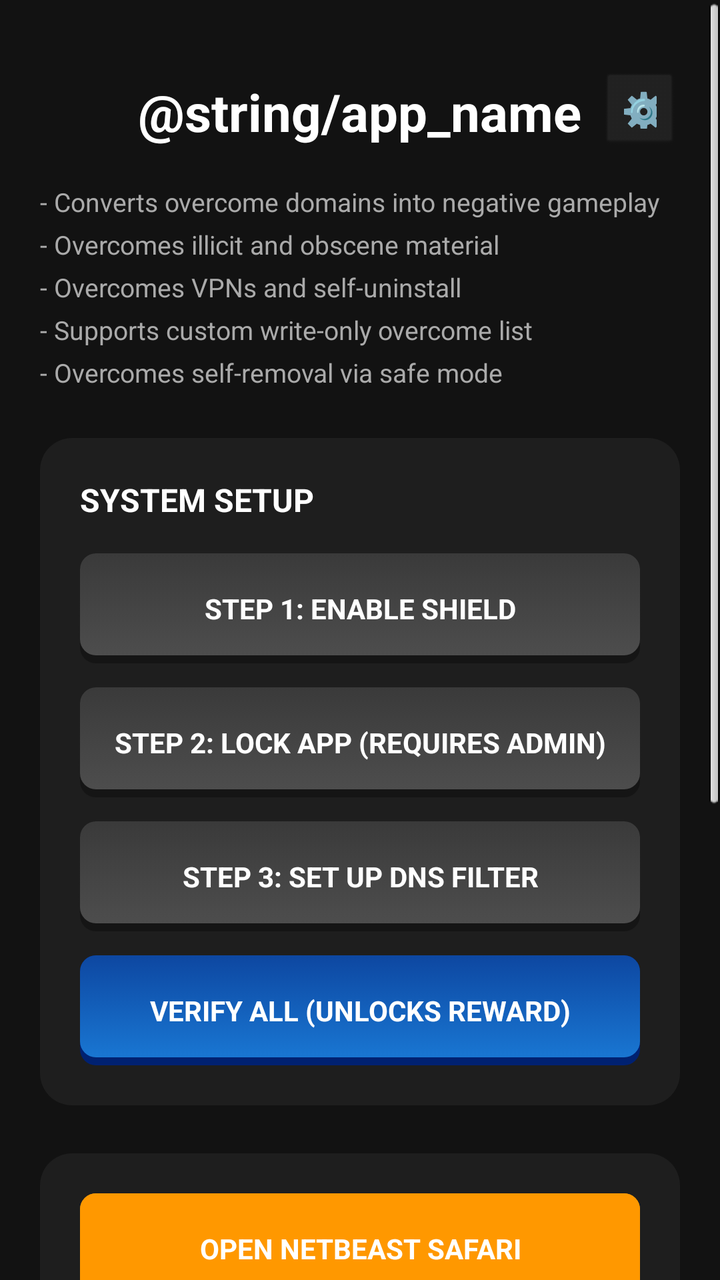
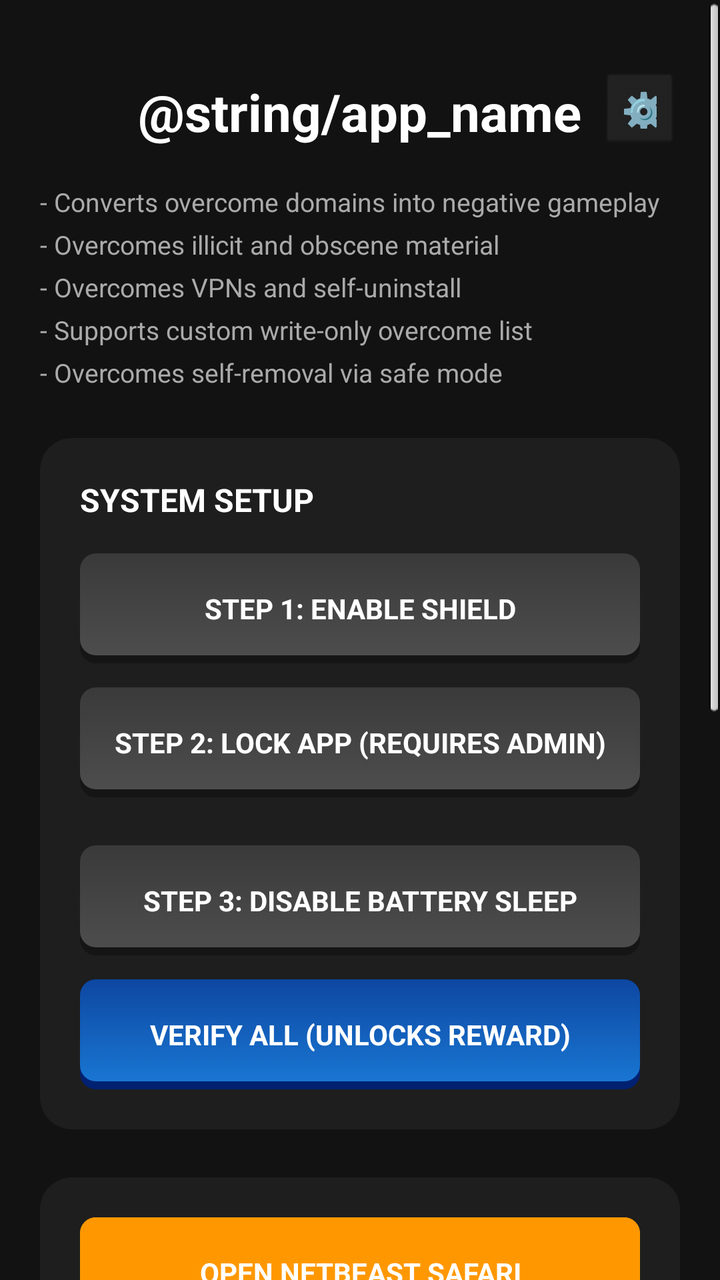

An Android layout rendered at two revisions. The XML below is the earlier revision; the diff shows what the commit changed to produce the second picture.
<!-- AndroidManifest.xml: application theme android:Theme.NoTitleBar -->
<!-- res/layout/activity_main.xml -->
<?xml version="1.0" encoding="utf-8"?>
<ScrollView xmlns:android="http://schemas.android.com/apk/res/android"
    android:layout_width="match_parent" android:layout_height="match_parent"
    android:background="#121212">
    <LinearLayout android:orientation="vertical" android:padding="20dp" android:gravity="center_horizontal"
        android:layout_width="match_parent" android:layout_height="wrap_content">

        
        <RelativeLayout android:layout_width="match_parent" android:layout_height="wrap_content" android:layout_marginTop="16dp" android:layout_marginBottom="16dp">
            <TextView android:layout_width="wrap_content" android:layout_height="wrap_content" android:text="@string/app_name" android:textColor="#FFFFFF" android:textSize="26sp" android:textStyle="bold" android:layout_centerInParent="true"/>
            <Button android:id="@+id/btnSettings" android:layout_width="40dp" android:layout_height="40dp" android:text="⚙️" android:textSize="18sp" android:backgroundTint="#222" android:textColor="#FFF" android:layout_alignParentEnd="true" android:layout_centerVertical="true"/>
        </RelativeLayout>

        
        <TextView android:layout_width="match_parent" android:layout_height="wrap_content"
            android:text="- Converts overcome domains into negative gameplay\n- Overcomes illicit and obscene material\n- Overcomes VPNs and self-uninstall\n- Supports custom write-only overcome list\n- Overcomes self-removal via safe mode"
            android:textColor="#AAAAAA" android:textSize="13sp" android:layout_marginBottom="24dp" android:lineSpacingExtra="6dp"/>

        
        <include layout="@layout/card_onboarding"/>

        
        <LinearLayout style="@style/AppCard">
            <Button android:id="@+id/btnGame" style="@style/AppButton.Accent" android:backgroundTint="#FF9800" android:text="OPEN NETBEAST SAFARI" android:layout_marginBottom="0dp"/>
        </LinearLayout>

        <include layout="@layout/card_overcome"/>
        <include layout="@layout/card_debug"/>

    </LinearLayout>
</ScrollView>
<!-- res/layout/card_onboarding.xml (included above) -->
<?xml version="1.0" encoding="utf-8"?>
<LinearLayout xmlns:android="http://schemas.android.com/apk/res/android"
    android:id="@+id/llOnboarding" style="@style/AppCard">
    <TextView android:layout_width="wrap_content" android:layout_height="wrap_content" style="@style/TextHeader" android:text="SYSTEM SETUP"/>
    <Button android:id="@+id/btnStep1" style="@style/AppButton.Standard" android:text="STEP 1: ENABLE SHIELD"/>
    <Button android:id="@+id/btnStep2" style="@style/AppButton.Standard" android:text="STEP 2: LOCK APP (REQUIRES ADMIN)"/>
    <Button android:id="@+id/btnStep3" style="@style/AppButton.Standard" android:text="STEP 3: SET UP DNS FILTER"/>
    <Button android:id="@+id/btnStep4" style="@style/AppButton.Standard" android:text="STEP 4: FIX BATTERY SETTINGS" android:layout_marginTop="12dp" android:visibility="gone"/>
    <Button android:id="@+id/btnTestFilter" style="@style/AppButton.Accent" android:text="VERIFY ALL (UNLOCKS REWARD)" android:layout_marginBottom="0dp"/>
</LinearLayout>
<!-- res/layout/card_overcome.xml (included above) -->
<?xml version="1.0" encoding="utf-8"?>
<LinearLayout xmlns:android="http://schemas.android.com/apk/res/android"
    android:layout_width="match_parent" android:layout_height="wrap_content" android:orientation="vertical">
    
    
    <LinearLayout android:id="@+id/cardOvercomeWeb" style="@style/AppCard" android:visibility="gone">
        <TextView android:layout_width="match_parent" android:layout_height="wrap_content" style="@style/TextHeader" android:text="OVERCOME WEBSITES (Write Only)" android:textSize="14sp"/>
        <LinearLayout android:layout_width="match_parent" android:layout_height="wrap_content" android:orientation="horizontal">
            <EditText android:id="@+id/etCustomWeb" android:layout_width="0dp" android:layout_weight="1" android:layout_height="50dp" android:background="@drawable/bg_btn_standard" android:textColor="#FFFFFF" android:hint="e.g. youtube.com" android:textColorHint="#777" android:paddingHorizontal="16dp" android:layout_marginEnd="8dp"/>
            <Button android:id="@+id/btnAddWeb" android:layout_width="wrap_content" android:layout_height="50dp" android:text="OVERCOME" style="@style/AppButton.Standard" android:backgroundTint="#FF9800" android:textColor="#FFF" android:layout_marginBottom="0dp"/>
        </LinearLayout>
        
        <LinearLayout android:id="@+id/llBannedWebs" android:layout_width="match_parent" android:layout_height="wrap_content" android:orientation="vertical" android:layout_marginTop="12dp"/>
    </LinearLayout>

    
    <LinearLayout android:id="@+id/cardOvercomeApp" style="@style/AppCard" android:visibility="gone" android:layout_marginBottom="32dp">
        <TextView android:layout_width="match_parent" android:layout_height="wrap_content" style="@style/TextHeader" android:text="OVERCOME APPS (Write Only)" android:textSize="14sp"/>
        <LinearLayout android:layout_width="match_parent" android:layout_height="wrap_content" android:orientation="horizontal">
            <Spinner android:id="@+id/spinApps" android:layout_width="0dp" android:layout_weight="1" android:layout_height="50dp" android:background="#EEEEEE" android:layout_marginEnd="8dp"/>
            <Button android:id="@+id/btnAddApp" android:layout_width="wrap_content" android:layout_height="50dp" android:text="OVERCOME" style="@style/AppButton.Standard" android:backgroundTint="#FF9800" android:textColor="#FFF" android:layout_marginBottom="0dp"/>
        </LinearLayout>
        
        <LinearLayout android:id="@+id/llBannedApps" android:layout_width="match_parent" android:layout_height="wrap_content" android:orientation="vertical" android:layout_marginTop="12dp"/>
    </LinearLayout>
</LinearLayout>
<!-- res/layout/card_debug.xml (included above) -->
<?xml version="1.0" encoding="utf-8"?>
<LinearLayout xmlns:android="http://schemas.android.com/apk/res/android"
    style="@style/AppCard" android:layout_marginBottom="32dp">
    <TextView android:layout_width="match_parent" android:layout_height="wrap_content" style="@style/TextHeader" android:text="--- DEVELOPER DEBUG TOOLS ---" android:textColor="#FF5252" android:textAlignment="center"/>
    <Button android:id="@+id/btnDebugConsole" style="@style/AppButton" android:backgroundTint="#3F51B5" android:text="OPEN MASTER DEBUG CONSOLE"/>
    <Button android:id="@+id/btnDebugReset" style="@style/AppButton" android:backgroundTint="#7B1FA2" android:text="WIPE SAVE FILES"/>
    <Button android:id="@+id/btnDebugUninstall" style="@style/AppButton.Red" android:text="KILL &amp; UNINSTALL APP" android:layout_marginBottom="0dp"/>
</LinearLayout>
<!-- resources referenced by this layout -->
<resources>
  <style name="AppButton">
          <item name="android:layout_width">match_parent</item>
          <item name="android:layout_height">55dp</item>
          <item name="android:textColor">#FFFFFF</item>
          <item name="android:elevation">0dp</item>
          <item name="android:layout_marginBottom">12dp</item>
          <item name="android:textStyle">bold</item>
      </style>
  <style name="AppButton.Accent">
          <item name="android:background">@drawable/bg_btn_accent</item>
      </style>
  <style name="AppButton.Red">
          <item name="android:backgroundTint">#D32F2F</item>
      </style>
  <style name="AppButton.Standard">
          <item name="android:background">@drawable/bg_btn_standard</item>
      </style>
  <style name="AppCard">
          <item name="android:layout_width">match_parent</item>
          <item name="android:layout_height">wrap_content</item>
          <item name="android:orientation">vertical</item>
          <item name="android:background">@drawable/bg_card</item>
          <item name="android:padding">20dp</item>
          <item name="android:layout_marginBottom">24dp</item>
      </style>
  <style name="TextHeader">
          <item name="android:textColor">#FFFFFF</item>
          <item name="android:textSize">16sp</item>
          <item name="android:textStyle">bold</item>
          <item name="android:layout_marginBottom">16dp</item>
      </style>
  <!-- drawable bg_btn_accent (drawable) -->
  <?xml version="1.0" encoding="utf-8"?>
  <selector xmlns:android="http://schemas.android.com/apk/res/android">
      <item android:state_pressed="true">
          <layer-list>
              <item><shape><corners android:radius="8dp"/><solid android:color="#002171"/></shape></item>
              <item android:top="4dp" android:bottom="0dp"><shape><corners android:radius="8dp"/><gradient android:angle="270" android:startColor="#093170" android:endColor="#115293"/></shape></item>
          </layer-list>
      </item>
      <item>
          <layer-list>
              <item><shape><corners android:radius="8dp"/><solid android:color="#002171"/></shape></item>
              <item android:top="0dp" android:bottom="4dp"><shape><corners android:radius="8dp"/><gradient android:angle="270" android:startColor="#0D47A1" android:endColor="#1976D2"/></shape></item>
          </layer-list>
      </item>
  </selector>
  <!-- drawable bg_card (drawable) -->
  <?xml version="1.0" encoding="utf-8"?>
  <shape xmlns:android="http://schemas.android.com/apk/res/android">
      <solid android:color="#1E1E1E" />
      <corners android:radius="16dp" />
  </shape>
  <!-- unchanged entries left out for length: 1 -->
</resources>

<!-- the commit's change to res/layout/activity_main.xml (unified diff, before → after) -->
@@ -1,31 +1,82 @@
 <?xml version="1.0" encoding="utf-8"?>
 <ScrollView xmlns:android="http://schemas.android.com/apk/res/android"
     android:layout_width="match_parent" android:layout_height="match_parent"
-    android:background="#121212">
+    android:background="#121212" android:fillViewport="true">
     <LinearLayout android:orientation="vertical" android:padding="20dp" android:gravity="center_horizontal"
         android:layout_width="match_parent" android:layout_height="wrap_content">
 
-        
         <RelativeLayout android:layout_width="match_parent" android:layout_height="wrap_content" android:layout_marginTop="16dp" android:layout_marginBottom="16dp">
             <TextView android:layout_width="wrap_content" android:layout_height="wrap_content" android:text="@string/app_name" android:textColor="#FFFFFF" android:textSize="26sp" android:textStyle="bold" android:layout_centerInParent="true"/>
             <Button android:id="@+id/btnSettings" android:layout_width="40dp" android:layout_height="40dp" android:text="⚙️" android:textSize="18sp" android:backgroundTint="#222" android:textColor="#FFF" android:layout_alignParentEnd="true" android:layout_centerVertical="true"/>
         </RelativeLayout>
 
-        
         <TextView android:layout_width="match_parent" android:layout_height="wrap_content"
             android:text="- Converts overcome domains into negative gameplay\n- Overcomes illicit and obscene material\n- Overcomes VPNs and self-uninstall\n- Supports custom write-only overcome list\n- Overcomes self-removal via safe mode"
             android:textColor="#AAAAAA" android:textSize="13sp" android:layout_marginBottom="24dp" android:lineSpacingExtra="6dp"/>
 
-        
+        <LinearLayout android:id="@+id/llMomentumContainer" android:layout_width="match_parent" android:layout_height="wrap_content" android:orientation="vertical" android:visibility="gone" android:background="@drawable/bg_card" android:padding="16dp" android:layout_marginBottom="16dp">
+            <TextView android:layout_width="match_parent" android:layout_height="wrap_content" android:text="MOMENTUM CORE" android:textAlignment="center" android:textColor="#FFFFFF" android:textSize="20sp" android:textStyle="bold" />
+            <ProgressBar android:id="@+id/barMomentum" style="?android:attr/progressBarStyleHorizontal" android:layout_width="match_parent" android:layout_height="24dp" android:layout_marginTop="12dp" android:max="100" android:progress="0" />
+            <TextView android:id="@+id/tvMomentumText" android:layout_width="match_parent" android:layout_height="wrap_content" android:text="0 MINS AVAILABLE" android:textAlignment="center" android:textColor="#4CAF50" android:textSize="18sp" android:textStyle="bold" />
+            <TextView android:layout_width="match_parent" android:layout_height="wrap_content" android:text="Use them before they evaporate." android:textAlignment="center" android:textColor="#888888" android:textSize="12sp" android:layout_marginBottom="16dp"/>
+
+            <LinearLayout android:layout_width="match_parent" android:layout_height="wrap_content" android:orientation="horizontal">
+                <Button android:id="@+id/btnTabEarned" android:layout_width="0dp" android:layout_height="70dp" android:layout_weight="1" android:background="@drawable/bg_btn_accent" android:text="GAINED" android:textColor="#FFFFFF" />
+                <Button android:id="@+id/btnTabSpent" android:layout_width="0dp" android:layout_height="70dp" android:layout_weight="1" android:background="@drawable/bg_btn_standard" android:text="SPEND" android:textColor="#FFFFFF" />
+                <Button android:id="@+id/btnTabLeaders" android:layout_width="0dp" android:layout_height="70dp" android:layout_weight="1" android:background="@drawable/bg_btn_standard" android:text="LEADERS" android:textColor="#FFFFFF" />
+            </LinearLayout>
+
+            <LinearLayout android:id="@+id/llEarnedList" android:layout_width="match_parent" android:layout_height="wrap_content" android:orientation="vertical" android:layout_marginTop="12dp"/>
+            <LinearLayout android:id="@+id/llSpentList" android:layout_width="match_parent" android:layout_height="wrap_content" android:orientation="vertical" android:layout_marginTop="12dp" android:visibility="gone"/>
+            <LinearLayout android:id="@+id/llLeaderList" android:layout_width="match_parent" android:layout_height="wrap_content" android:orientation="vertical" android:layout_marginTop="12dp" android:visibility="gone"/>
+        </LinearLayout>
+
         <include layout="@layout/card_onboarding"/>
 
-        
-        <LinearLayout style="@style/AppCard">
+        <LinearLayout android:id="@+id/llSafariCard" style="@style/AppCard">
             <Button android:id="@+id/btnGame" style="@style/AppButton.Accent" android:backgroundTint="#FF9800" android:text="OPEN NETBEAST SAFARI" android:layout_marginBottom="0dp"/>
         </LinearLayout>
 
         <include layout="@layout/card_overcome"/>
-        <include layout="@layout/card_debug"/>
+
+        
+        
+        <LinearLayout android:layout_width="match_parent" android:layout_height="wrap_content" android:orientation="vertical" android:background="@drawable/bg_card" android:padding="16dp" android:layout_marginTop="24dp" android:layout_marginBottom="16dp">
+            <TextView android:layout_width="match_parent" android:layout_height="wrap_content" android:text="DRASTIC OVERCOMING" android:textAlignment="center" android:textColor="#F44336" android:textSize="18sp" android:textStyle="bold" android:layout_marginBottom="12dp"/>
+            <TextView android:layout_width="match_parent" android:layout_height="wrap_content" android:text="These nuclear options can be engaged instantly, but can ONLY be disabled by scheduling a System Override Pause below." android:textAlignment="center" android:textColor="#888888" android:textSize="12sp" android:layout_marginBottom="16dp"/>
+            <Button android:id="@+id/btnDrasticDumbPhone" android:layout_width="match_parent" android:layout_height="50dp" android:background="@drawable/bg_btn_warning" android:text="Make My Phone a Dumb Phone" android:textColor="#FFFFFF" android:layout_marginBottom="8dp"/>
+            <Button android:id="@+id/btnDrasticNoInternet" android:layout_width="match_parent" android:layout_height="50dp" android:background="@drawable/bg_btn_warning" android:text="Remove Internet From My Phone" android:textColor="#FFFFFF" android:layout_marginBottom="8dp"/>
+            <Button android:id="@+id/btnDrasticCallsOnly" android:layout_width="match_parent" android:layout_height="50dp" android:background="@drawable/bg_btn_danger" android:text="Calls and Texts ONLY" android:textColor="#FFFFFF"/>
+        </LinearLayout>
+
+        
+        <LinearLayout android:id="@+id/llDebugTerminal" android:layout_width="match_parent" android:layout_height="250dp" android:orientation="vertical" android:visibility="gone" android:background="#000000" android:padding="8dp" android:layout_marginTop="24dp" android:layout_marginBottom="16dp">
+            <TextView android:layout_width="match_parent" android:layout_height="wrap_content" android:text="LIVE UI DEBUGGER ACTIVE" android:textColor="#00FF00" android:textSize="12sp" android:textStyle="bold" android:layout_marginBottom="4dp"/>
+            <ScrollView android:layout_width="match_parent" android:layout_height="match_parent">
+                <TextView android:id="@+id/tvTerminalOutput" android:layout_width="match_parent" android:layout_height="wrap_content" android:textColor="#00FF00" android:textSize="10sp" android:fontFamily="monospace"/>
+            </ScrollView>
+        </LinearLayout>
+        <Button android:id="@+id/btnToggleOverride" android:layout_width="match_parent" android:layout_height="60dp" android:layout_marginTop="24dp" android:background="@drawable/bg_btn_standard" android:text="SYSTEM OVERRIDE (UNINSTALL/PAUSE)" android:textColor="#FFFFFF" />
+        
+        <LinearLayout android:id="@+id/llOverrideDetails" android:layout_width="match_parent" android:layout_height="wrap_content" android:orientation="vertical" android:visibility="gone" android:background="@drawable/bg_card" android:padding="16dp" android:layout_marginTop="8dp" android:layout_marginBottom="40dp">
+            <TextView android:id="@+id/tvOverrideStatus" android:layout_width="match_parent" android:layout_height="wrap_content" android:text="Select delay before unlock:" android:textColor="#FFFFFF" android:textSize="14sp" android:layout_marginBottom="12dp"/>
+            
+            <SeekBar android:id="@+id/seekOverride" android:layout_width="match_parent" android:layout_height="wrap_content" android:max="3" android:progress="0" />
+            
+            <LinearLayout android:layout_width="match_parent" android:layout_height="wrap_content" android:orientation="horizontal" android:layout_marginTop="4dp">
+                <TextView android:layout_width="0dp" android:layout_height="wrap_content" android:layout_weight="1" android:text="3 Days" android:textColor="#888" android:textSize="12sp" android:gravity="start"/>
+                <TextView android:layout_width="0dp" android:layout_height="wrap_content" android:layout_weight="1" android:text="5 Days" android:textColor="#888" android:textSize="12sp" android:gravity="center"/>
+                <TextView android:layout_width="0dp" android:layout_height="wrap_content" android:layout_weight="1" android:text="1 Week" android:textColor="#888" android:textSize="12sp" android:gravity="center"/>
+                <TextView android:layout_width="0dp" android:layout_height="wrap_content" android:layout_weight="1" android:text="2 Weeks" android:textColor="#888" android:textSize="12sp" android:gravity="end"/>
+            </LinearLayout>
+            
+            <TextView android:layout_width="match_parent" android:layout_height="wrap_content" android:text="Note: You can only increase this delay, never decrease it." android:textColor="#F44336" android:textSize="12sp" android:layout_marginTop="8dp" android:layout_marginBottom="16dp" android:textStyle="italic"/>
+            
+            <LinearLayout android:layout_width="match_parent" android:layout_height="wrap_content" android:orientation="horizontal">
+                <Button android:id="@+id/btnSchedPause" android:layout_width="0dp" android:layout_height="50dp" android:layout_weight="1" android:background="@drawable/bg_btn_warning" android:text="SCHED PAUSE" android:textColor="#FFFFFF" android:layout_marginEnd="4dp"/>
+                <Button android:id="@+id/btnSchedUninstall" android:layout_width="0dp" android:layout_height="50dp" android:layout_weight="1" android:background="@drawable/bg_btn_danger" android:text="SCHED UNINSTALL" android:textColor="#FFFFFF" android:layout_marginStart="4dp"/>
+            </LinearLayout>
+        </LinearLayout>
 
     </LinearLayout>
 </ScrollView>
@@ -34,45 +85,36 @@
 <LinearLayout xmlns:android="http://schemas.android.com/apk/res/android"
     android:id="@+id/llOnboarding" style="@style/AppCard">
     <TextView android:layout_width="wrap_content" android:layout_height="wrap_content" style="@style/TextHeader" android:text="SYSTEM SETUP"/>
+    
     <Button android:id="@+id/btnStep1" style="@style/AppButton.Standard" android:text="STEP 1: ENABLE SHIELD"/>
     <Button android:id="@+id/btnStep2" style="@style/AppButton.Standard" android:text="STEP 2: LOCK APP (REQUIRES ADMIN)"/>
-    <Button android:id="@+id/btnStep3" style="@style/AppButton.Standard" android:text="STEP 3: SET UP DNS FILTER"/>
-    <Button android:id="@+id/btnStep4" style="@style/AppButton.Standard" android:text="STEP 4: FIX BATTERY SETTINGS" android:layout_marginTop="12dp" android:visibility="gone"/>
+    <Button android:id="@+id/btnStepBatteryOpt" style="@style/AppButton.Standard" android:text="STEP 3: DISABLE BATTERY SLEEP" android:layout_marginTop="12dp"/>
+    
+    
+    <Button android:id="@+id/btnStep4" style="@style/AppButton.Standard" android:text="STEP 4: FIX OEM AUTOSTART" android:layout_marginTop="12dp" android:visibility="gone"/>
+    <Button android:id="@+id/btnStep5" style="@style/AppButton.Standard" android:text="STEP 5: FIX OEM BATTERY SAVER" android:layout_marginTop="12dp" android:visibility="gone"/>
+    
     <Button android:id="@+id/btnTestFilter" style="@style/AppButton.Accent" android:text="VERIFY ALL (UNLOCKS REWARD)" android:layout_marginBottom="0dp"/>
 </LinearLayout>
 <!-- res/layout/card_overcome.xml (included above) -->
 <?xml version="1.0" encoding="utf-8"?>
 <LinearLayout xmlns:android="http://schemas.android.com/apk/res/android"
     android:layout_width="match_parent" android:layout_height="wrap_content" android:orientation="vertical">
+
     
+    <LinearLayout android:id="@+id/cardOvercomeApp" style="@style/AppCard" android:visibility="gone">
+        <TextView android:layout_width="wrap_content" android:layout_height="wrap_content" android:textColor="#FFFFFF" android:textSize="18sp" android:textStyle="bold" android:layout_marginBottom="8dp" android:text="OVERCOME APPS" />
+        <Spinner android:id="@+id/spinApps" android:layout_width="match_parent" android:layout_height="50dp" android:backgroundTint="#FFFFFF" />
+        <Button android:id="@+id/btnAddApp" android:layout_width="match_parent" android:layout_height="wrap_content" android:background="@drawable/bg_btn_danger" android:textColor="#FFFFFF" android:text="OVERCOME SELECTED APP" android:layout_marginTop="8dp"/>
+        <LinearLayout android:id="@+id/llBannedApps" android:layout_width="match_parent" android:layout_height="wrap_content" android:orientation="vertical" android:layout_marginTop="12dp"/>
+    </LinearLayout>
+
     
-    <LinearLayout android:id="@+id/cardOvercomeWeb" style="@style/AppCard" android:visibility="gone">
-        <TextView android:layout_width="match_parent" android:layout_height="wrap_content" style="@style/TextHeader" android:text="OVERCOME WEBSITES (Write Only)" android:textSize="14sp"/>
-        <LinearLayout android:layout_width="match_parent" android:layout_height="wrap_content" android:orientation="horizontal">
-            <EditText android:id="@+id/etCustomWeb" android:layout_width="0dp" android:layout_weight="1" android:layout_height="50dp" android:background="@drawable/bg_btn_standard" android:textColor="#FFFFFF" android:hint="e.g. youtube.com" android:textColorHint="#777" android:paddingHorizontal="16dp" android:layout_marginEnd="8dp"/>
-            <Button android:id="@+id/btnAddWeb" android:layout_width="wrap_content" android:layout_height="50dp" android:text="OVERCOME" style="@style/AppButton.Standard" android:backgroundTint="#FF9800" android:textColor="#FFF" android:layout_marginBottom="0dp"/>
-        </LinearLayout>
-        
+    <LinearLayout android:id="@+id/cardOvercomeWeb" style="@style/AppCard" android:visibility="gone" android:layout_marginTop="16dp">
+        <TextView android:layout_width="wrap_content" android:layout_height="wrap_content" android:textColor="#FFFFFF" android:textSize="18sp" android:textStyle="bold" android:layout_marginBottom="8dp" android:text="OVERCOME WEBSITES" />
+        <EditText android:id="@+id/etCustomWeb" android:layout_width="match_parent" android:layout_height="wrap_content" android:hint="e.g. reddit.com" android:textColor="#FFFFFF" android:textColorHint="#888" android:inputType="textUri"/>
+        <Button android:id="@+id/btnAddWeb" android:layout_width="match_parent" android:layout_height="wrap_content" android:background="@drawable/bg_btn_danger" android:textColor="#FFFFFF" android:text="OVERCOME WEBSITE" android:layout_marginTop="8dp"/>
         <LinearLayout android:id="@+id/llBannedWebs" android:layout_width="match_parent" android:layout_height="wrap_content" android:orientation="vertical" android:layout_marginTop="12dp"/>
     </LinearLayout>
 
-    
-    <LinearLayout android:id="@+id/cardOvercomeApp" style="@style/AppCard" android:visibility="gone" android:layout_marginBottom="32dp">
-        <TextView android:layout_width="match_parent" android:layout_height="wrap_content" style="@style/TextHeader" android:text="OVERCOME APPS (Write Only)" android:textSize="14sp"/>
-        <LinearLayout android:layout_width="match_parent" android:layout_height="wrap_content" android:orientation="horizontal">
-            <Spinner android:id="@+id/spinApps" android:layout_width="0dp" android:layout_weight="1" android:layout_height="50dp" android:background="#EEEEEE" android:layout_marginEnd="8dp"/>
-            <Button android:id="@+id/btnAddApp" android:layout_width="wrap_content" android:layout_height="50dp" android:text="OVERCOME" style="@style/AppButton.Standard" android:backgroundTint="#FF9800" android:textColor="#FFF" android:layout_marginBottom="0dp"/>
-        </LinearLayout>
-        
-        <LinearLayout android:id="@+id/llBannedApps" android:layout_width="match_parent" android:layout_height="wrap_content" android:orientation="vertical" android:layout_marginTop="12dp"/>
-    </LinearLayout>
 </LinearLayout>
-<!-- res/layout/card_debug.xml (included above) -->
-<?xml version="1.0" encoding="utf-8"?>
-<LinearLayout xmlns:android="http://schemas.android.com/apk/res/android"
-    style="@style/AppCard" android:layout_marginBottom="32dp">
-    <TextView android:layout_width="match_parent" android:layout_height="wrap_content" style="@style/TextHeader" android:text="--- DEVELOPER DEBUG TOOLS ---" android:textColor="#FF5252" android:textAlignment="center"/>
-    <Button android:id="@+id/btnDebugConsole" style="@style/AppButton" android:backgroundTint="#3F51B5" android:text="OPEN MASTER DEBUG CONSOLE"/>
-    <Button android:id="@+id/btnDebugReset" style="@style/AppButton" android:backgroundTint="#7B1FA2" android:text="WIPE SAVE FILES"/>
-    <Button android:id="@+id/btnDebugUninstall" style="@style/AppButton.Red" android:text="KILL &amp; UNINSTALL APP" android:layout_marginBottom="0dp"/>
-</LinearLayout>
<!-- resource entries referenced after the edit -->
@@ -1,18 +1,7 @@
 <!-- resources referenced by this layout -->
 <resources>
-  <style name="AppButton">
-          <item name="android:layout_width">match_parent</item>
-          <item name="android:layout_height">55dp</item>
-          <item name="android:textColor">#FFFFFF</item>
-          <item name="android:elevation">0dp</item>
-          <item name="android:layout_marginBottom">12dp</item>
-          <item name="android:textStyle">bold</item>
-      </style>
   <style name="AppButton.Accent">
           <item name="android:background">@drawable/bg_btn_accent</item>
-      </style>
-  <style name="AppButton.Red">
-          <item name="android:backgroundTint">#D32F2F</item>
       </style>
   <style name="AppButton.Standard">
           <item name="android:background">@drawable/bg_btn_standard</item>
@@ -47,6 +36,28 @@
           </layer-list>
       </item>
   </selector>
+  <!-- drawable bg_btn_danger (drawable) -->
+  <?xml version="1.0" encoding="utf-8"?>
+  <selector xmlns:android="http://schemas.android.com/apk/res/android">
+      <item android:state_pressed="true">
+          <layer-list>
+              <item><shape><corners android:radius="8dp"/><solid android:color="#7F0000"/></shape></item>
+              <item android:top="4dp" android:bottom="0dp"><shape><corners android:radius="8dp"/><gradient android:angle="270" android:startColor="#8a1111" android:endColor="#b32623"/></shape></item>
+          </layer-list>
+      </item>
+      <item>
+          <layer-list>
+              <item><shape><corners android:radius="8dp"/><solid android:color="#7F0000"/></shape></item>
+              <item android:top="0dp" android:bottom="4dp"><shape><corners android:radius="8dp"/><gradient android:angle="270" android:startColor="#B71C1C" android:endColor="#E53935"/></shape></item>
+          </layer-list>
+      </item>
+  </selector>
+  <!-- drawable bg_btn_warning (drawable) -->
+  <?xml version="1.0" encoding="utf-8"?>
+  <shape xmlns:android="http://schemas.android.com/apk/res/android">
+      <solid android:color="#D32F2F" />
+      <corners android:radius="12dp" />
+  </shape>
   <!-- drawable bg_card (drawable) -->
   <?xml version="1.0" encoding="utf-8"?>
   <shape xmlns:android="http://schemas.android.com/apk/res/android">
